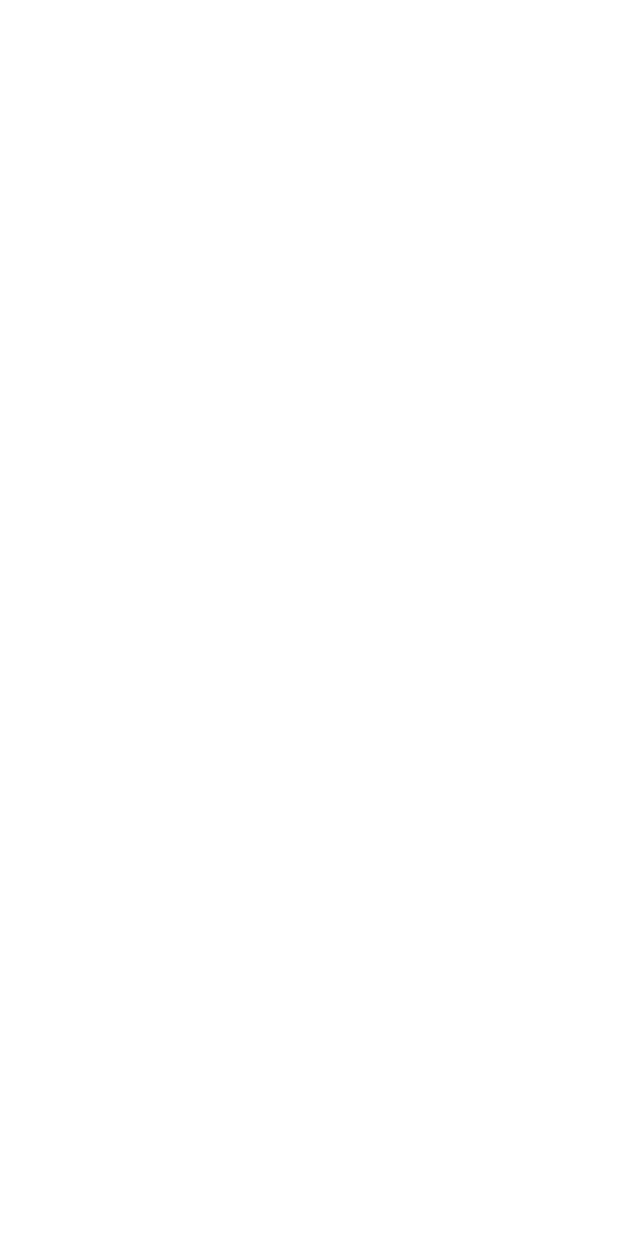
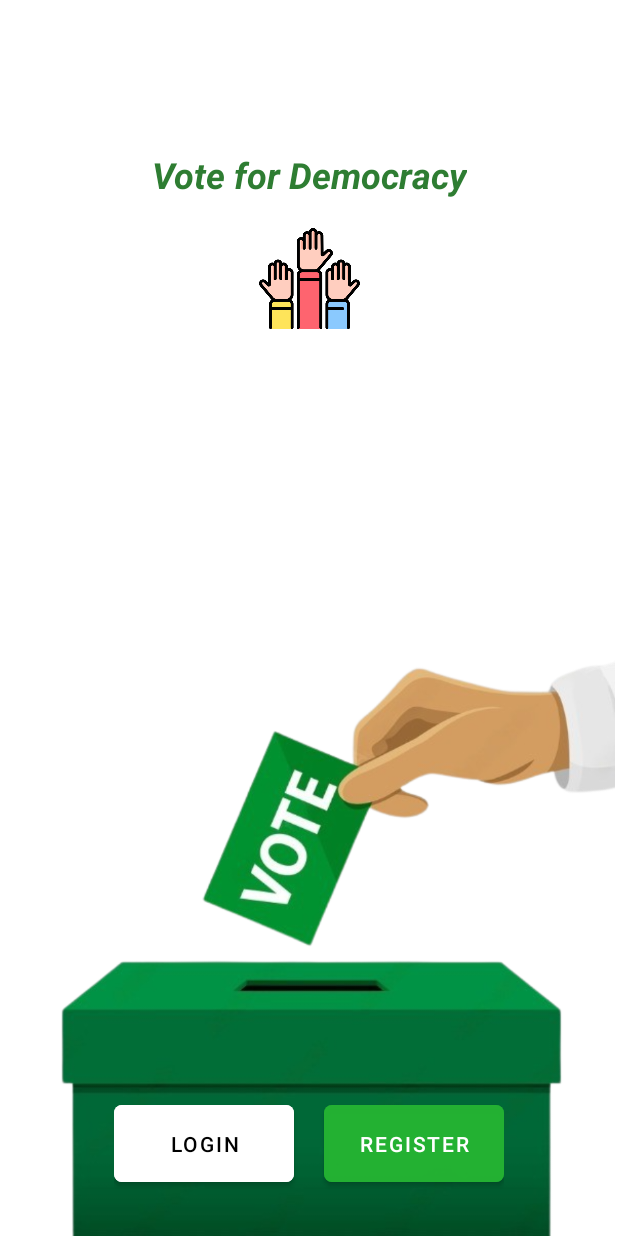
Before and after one commit to tolganacar/android-voting-system-mvvm, an Android app: the screen it shows after launch (MainActivity), on a phone screen of 412 x 824 dp. Before the commit the screen is empty. Run offline under Robolectric (Android 15) with nearby library versions, the phone set to English and light mode, and no system bars; our stand-ins replace data binding.

Commit message:
Created and designed main page

```diff
--- a/AndroidVotingSystem/app/src/main/AndroidManifest.xml
+++ b/AndroidVotingSystem/app/src/main/AndroidManifest.xml
@@ -14,10 +14,10 @@
         android:theme="@style/Theme.AndroidVotingSystem"
         tools:targetApi="31">
         <activity
-            android:name=".MainActivity"
+            android:name=".view.mainactivity.MainActivity"
             android:exported="false" />
         <activity
-            android:name=".SplashScreen"
+            android:name=".view.splashscreen.SplashScreen"
             android:label="Voting System"
             android:exported="true">
             <intent-filter>
--- a/AndroidVotingSystem/app/src/main/java/com/tolganacar/androidvotingsystem/MainActivity.kt
+++ b/AndroidVotingSystem/app/src/main/java/com/tolganacar/androidvotingsystem/view/mainactivity/MainActivity.kt
@@ -1,13 +1,12 @@
-package com.tolganacar.androidvotingsystem
+package com.tolganacar.androidvotingsystem.view.mainactivity
 
 import android.os.Bundle
 import androidx.appcompat.app.AppCompatActivity
+import com.tolganacar.androidvotingsystem.R
 
 class MainActivity : AppCompatActivity() {
     override fun onCreate(savedInstanceState: Bundle?) {
         super.onCreate(savedInstanceState)
         setContentView(R.layout.activity_main)
-
-
     }
 }
--- /dev/null
+++ b/AndroidVotingSystem/app/src/main/java/com/tolganacar/androidvotingsystem/view/mainpage/MainPageFragment.kt
@@ -0,0 +1,39 @@
+package com.tolganacar.androidvotingsystem.view.mainpage
+
+import android.os.Bundle
+import androidx.fragment.app.Fragment
+import android.view.LayoutInflater
+import android.view.View
+import android.view.ViewGroup
+import androidx.navigation.fragment.findNavController
+import com.tolganacar.androidvotingsystem.R
+import com.tolganacar.androidvotingsystem.view.loginpage.LoginPageFragment
+import kotlinx.android.synthetic.main.fragment_main_page.*
+
+class MainPageFragment : Fragment() {
+
+    override fun onCreateView(
+        inflater: LayoutInflater, container: ViewGroup?,
+        savedInstanceState: Bundle?
+    ): View? {
+        return inflater.inflate(R.layout.fragment_main_page, container, false)
+    }
+
+    override fun onViewCreated(view: View, savedInstanceState: Bundle?) {
+        super.onViewCreated(view, savedInstanceState)
+        loginRegisterOnClickListener()
+    }
+
+    private fun loginRegisterOnClickListener(){
+        buttonLogin.setOnClickListener {
+            val action = MainPageFragmentDirections.actionMainPageFragmentToLoginPageFragment()
+            findNavController().navigate(action)
+        }
+
+        buttonRegister.setOnClickListener {
+            val action = MainPageFragmentDirections.actionMainPageFragmentToRegisterPageFragment()
+            findNavController().navigate(action)
+        }
+    }
+
+}
--- a/AndroidVotingSystem/app/src/main/java/com/tolganacar/androidvotingsystem/SplashScreen.kt
+++ b/AndroidVotingSystem/app/src/main/java/com/tolganacar/androidvotingsystem/view/splashscreen/SplashScreen.kt
@@ -1,9 +1,11 @@
-package com.tolganacar.androidvotingsystem
+package com.tolganacar.androidvotingsystem.view.splashscreen
 
 import android.content.Intent
 import androidx.appcompat.app.AppCompatActivity
 import android.os.Bundle
 import android.os.Handler
+import com.tolganacar.androidvotingsystem.view.mainactivity.MainActivity
+import com.tolganacar.androidvotingsystem.R
 
 class SplashScreen : AppCompatActivity() {
 
--- a/AndroidVotingSystem/app/src/main/res/layout/activity_main.xml
+++ b/AndroidVotingSystem/app/src/main/res/layout/activity_main.xml
@@ -2,7 +2,20 @@
 <androidx.constraintlayout.widget.ConstraintLayout
     xmlns:android="http://schemas.android.com/apk/res/android"
     xmlns:app="http://schemas.android.com/apk/res-auto"
+    xmlns:tools="http://schemas.android.com/tools"
     android:layout_width="match_parent"
     android:layout_height="match_parent">
 
+    <androidx.fragment.app.FragmentContainerView
+        android:id="@+id/fragmentContainerView"
+        android:name="androidx.navigation.fragment.NavHostFragment"
+        android:layout_width="match_parent"
+        android:layout_height="match_parent"
+        app:defaultNavHost="true"
+        app:layout_constraintBottom_toBottomOf="parent"
+        app:layout_constraintEnd_toEndOf="parent"
+        app:layout_constraintStart_toStartOf="parent"
+        app:layout_constraintTop_toTopOf="parent"
+        app:navGraph="@navigation/nav_graph" />
+
 </androidx.constraintlayout.widget.ConstraintLayout>
--- /dev/null
+++ b/AndroidVotingSystem/app/src/main/res/layout/fragment_main_page.xml
@@ -0,0 +1,73 @@
+<?xml version="1.0" encoding="utf-8"?>
+<layout xmlns:android="http://schemas.android.com/apk/res/android"
+    xmlns:app="http://schemas.android.com/apk/res-auto"
+    xmlns:tools="http://schemas.android.com/tools">
+
+    <androidx.constraintlayout.widget.ConstraintLayout
+        android:layout_width="match_parent"
+        android:layout_height="match_parent"
+        tools:context=".view.mainpage.MainPageFragment">
+
+        <TextView
+            android:id="@+id/textView"
+            android:layout_width="wrap_content"
+            android:layout_height="wrap_content"
+            android:layout_marginTop="100dp"
+            android:text="Vote for Democracy"
+            android:textColor="@color/purple_700"
+            android:textSize="24sp"
+            android:textStyle="italic|bold"
+            app:layout_constraintEnd_toEndOf="parent"
+            app:layout_constraintStart_toStartOf="parent"
+            app:layout_constraintTop_toTopOf="parent" />
+
+        <ImageView
+            android:id="@+id/imageView5"
+            android:layout_width="match_parent"
+            android:layout_height="433dp"
+            app:layout_constraintBottom_toBottomOf="parent"
+            app:layout_constraintEnd_toEndOf="parent"
+            app:layout_constraintStart_toStartOf="parent"
+            app:srcCompat="@drawable/ballot" />
+
+        <ImageView
+            android:id="@+id/imageView6"
+            android:layout_width="71dp"
+            android:layout_height="67dp"
+            android:layout_marginTop="152dp"
+            app:layout_constraintEnd_toEndOf="parent"
+            app:layout_constraintStart_toStartOf="parent"
+            app:layout_constraintTop_toTopOf="parent"
+            app:srcCompat="@drawable/hand" />
+
+        <LinearLayout
+            android:layout_width="wrap_content"
+            android:layout_height="wrap_content"
+            android:layout_marginBottom="30dp"
+            android:orientation="horizontal"
+            app:layout_constraintBottom_toBottomOf="parent"
+            app:layout_constraintEnd_toEndOf="parent"
+            app:layout_constraintStart_toStartOf="parent">
+
+            <com.google.android.material.button.MaterialButton
+                android:id="@+id/buttonLogin"
+                android:layout_width="120dp"
+                android:layout_height="63dp"
+                android:backgroundTint="@color/white"
+                android:text="@string/login"
+                android:textColor="@color/black"
+                app:cornerRadius="5dp" />
+
+            <com.google.android.material.button.MaterialButton
+                android:id="@+id/buttonRegister"
+                android:layout_width="120dp"
+                android:layout_height="63dp"
+                android:layout_marginStart="20dp"
+                android:backgroundTint="#CC25B533"
+                android:text="@string/register"
+                android:textColor="@color/white"
+                app:cornerRadius="5dp" />
+        </LinearLayout>
+
+    </androidx.constraintlayout.widget.ConstraintLayout>
+</layout>
--- a/AndroidVotingSystem/app/src/main/res/layout/splash_screen.xml
+++ b/AndroidVotingSystem/app/src/main/res/layout/splash_screen.xml
@@ -4,7 +4,7 @@
     xmlns:tools="http://schemas.android.com/tools"
     android:layout_width="match_parent"
     android:layout_height="match_parent"
-    tools:context=".SplashScreen">
+    tools:context=".view.splashscreen.SplashScreen">
 
     <com.airbnb.lottie.LottieAnimationView
         android:id="@+id/animationView"
--- /dev/null
+++ b/AndroidVotingSystem/app/src/main/res/navigation/nav_graph.xml
@@ -0,0 +1,26 @@
+<?xml version="1.0" encoding="utf-8"?>
+<navigation xmlns:android="http://schemas.android.com/apk/res/android"
+    xmlns:app="http://schemas.android.com/apk/res-auto"
+    android:id="@+id/nav_graph"
+    app:startDestination="@id/mainPageFragment">
+
+    <fragment
+        android:id="@+id/mainPageFragment"
+        android:name="com.tolganacar.androidvotingsystem.view.mainpage.MainPageFragment"
+        android:label="MainPageFragment" >
+        <action
+            android:id="@+id/action_mainPageFragment_to_loginPageFragment"
+            app:destination="@id/loginPageFragment" />
+        <action
+            android:id="@+id/action_mainPageFragment_to_registerPageFragment"
+            app:destination="@id/registerPageFragment" />
+    </fragment>
+    <fragment
+        android:id="@+id/loginPageFragment"
+        android:name="com.tolganacar.androidvotingsystem.view.loginpage.LoginPageFragment"
+        android:label="LoginPageFragment" />
+    <fragment
+        android:id="@+id/registerPageFragment"
+        android:name="com.tolganacar.androidvotingsystem.view.registerpage.RegisterPageFragment"
+        android:label="RegisterPageFragment" />
+</navigation>
--- a/AndroidVotingSystem/app/src/main/res/values/strings.xml
+++ b/AndroidVotingSystem/app/src/main/res/values/strings.xml
@@ -1,3 +1,7 @@
 <resources>
     <string name="app_name">AndroidVotingSystem</string>
+    <!-- TODO: Remove or change this placeholder text -->
+    <string name="hello_blank_fragment">Hello blank fragment</string>
+    <string name="register">Register</string>
+    <string name="login">Login</string>
 </resources>
--- a/AndroidVotingSystem/gradle.properties
+++ b/AndroidVotingSystem/gradle.properties
@@ -21,3 +21,4 @@ kotlin.code.style=official
 # resources declared in the library itself and none from the library's dependencies,
 # thereby reducing the size of the R class for that library
 android.nonTransitiveRClass=true
+android.enableJetifier=true
```
Also changed, not shown: AndroidVotingSystem/app/build.gradle (+22 -1 lines), AndroidVotingSystem/app/src/main/java/com/tolganacar/androidvotingsystem/view/loginpage/LoginPageFragment.kt (added, +19 -0 lines), AndroidVotingSystem/app/src/main/java/com/tolganacar/androidvotingsystem/view/registerpage/RegisterPageFragment.kt (added, +19 -0 lines), AndroidVotingSystem/app/src/main/res/layout/fragment_login_page.xml (added, +12 -0 lines), AndroidVotingSystem/app/src/main/res/layout/fragment_register_page.xml (added, +12 -0 lines), AndroidVotingSystem/build.gradle (+10 -1 lines), AndroidVotingSystem/app/src/main/res/drawable-v24/ballot.png (added), AndroidVotingSystem/app/src/main/res/drawable-v24/hand.png (added).
